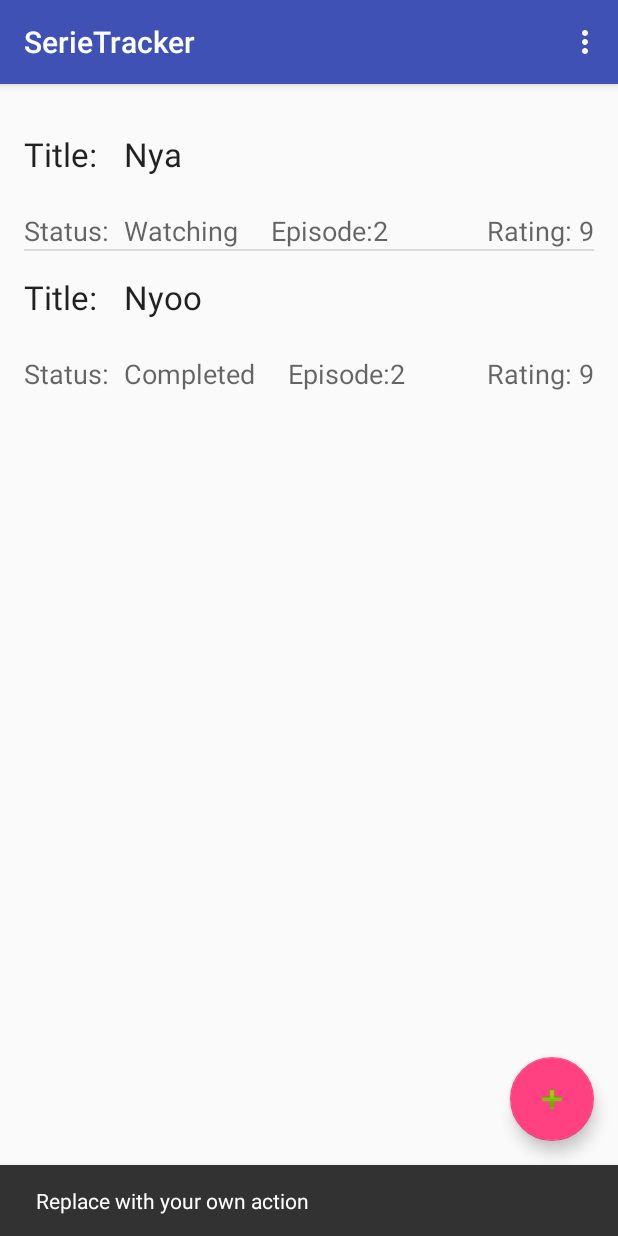
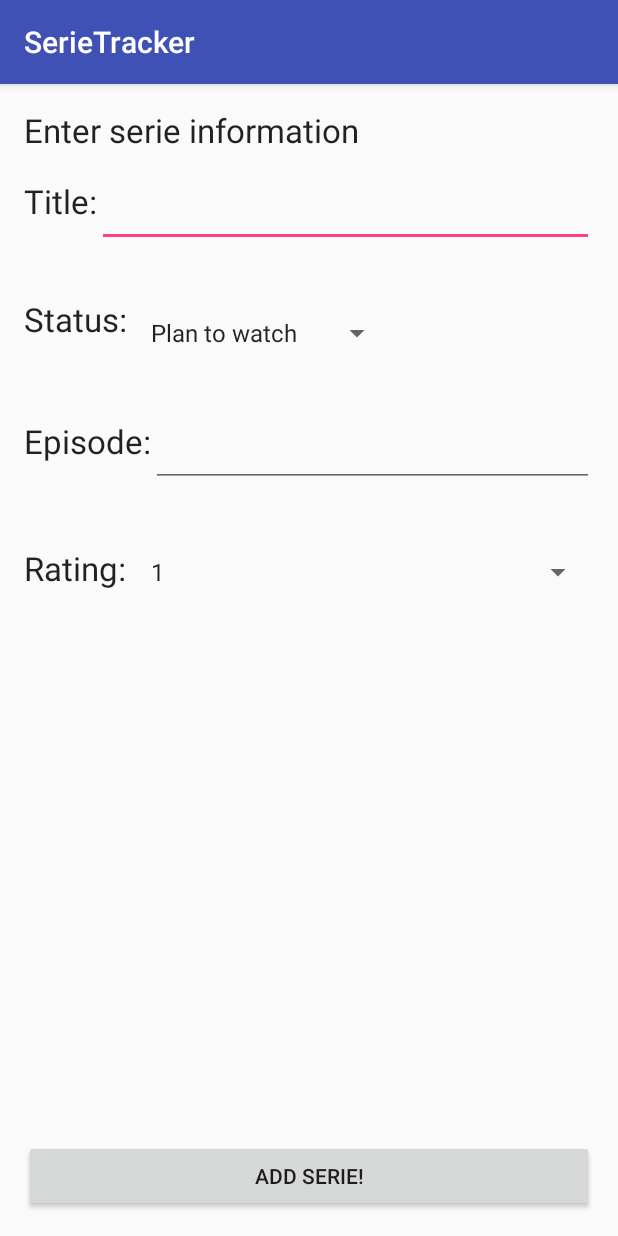
Before and after one commit to lisathe/MAD, an Android app: the screen it shows after launch (MainActivity before the commit, NewSerieActivity after it), after a tap on an icon or button, on a phone screen of 412 x 824 dp. Run offline under Robolectric (Android 15) with nearby library versions, the phone set to English and light mode, and no system bars.

Commit message:
Add new serie activity - Add layout - Add spinner items

```diff
--- a/SerieTracker/SerieTracker/app/src/main/AndroidManifest.xml
+++ b/SerieTracker/SerieTracker/app/src/main/AndroidManifest.xml
@@ -18,7 +18,8 @@
                 <category android:name="android.intent.category.LAUNCHER" />
             </intent-filter>
         </activity>
-        <activity android:name=".SerieDetailsActivity"></activity>
+        <activity android:name=".SerieDetailsActivity" />
+        <activity android:name=".NewSerieActivity"></activity>
     </application>
 
 </manifest>
--- a/SerieTracker/SerieTracker/app/src/main/java/com/example/lisa/serietracker/MainActivity.java
+++ b/SerieTracker/SerieTracker/app/src/main/java/com/example/lisa/serietracker/MainActivity.java
@@ -63,8 +63,8 @@ public class MainActivity extends AppCompatActivity {
         fab.setOnClickListener(new View.OnClickListener() {
             @Override
             public void onClick(View view) {
-                Snackbar.make(view, "Replace with your own action", Snackbar.LENGTH_LONG)
-                        .setAction("Action", null).show();
+               Intent intent = new Intent(MainActivity.this, NewSerieActivity.class);
+                startActivityForResult(intent, 1234);
             }
         });
     }
--- /dev/null
+++ b/SerieTracker/SerieTracker/app/src/main/java/com/example/lisa/serietracker/NewSerieActivity.java
@@ -0,0 +1,38 @@
+package com.example.lisa.serietracker;
+
+import android.support.v7.app.AppCompatActivity;
+import android.os.Bundle;
+import android.widget.ArrayAdapter;
+import android.widget.Button;
+import android.widget.EditText;
+import android.widget.Spinner;
+
+import java.lang.reflect.Array;
+
+public class NewSerieActivity extends AppCompatActivity {
+
+
+    private Spinner ratingSpinner, statusSpinner;
+
+    @Override
+    protected void onCreate(Bundle savedInstanceState) {
+        super.onCreate(savedInstanceState);
+        setContentView(R.layout.activity_new_serie);
+
+         ratingSpinner = (Spinner) findViewById(R.id.rating_spinner);
+         statusSpinner = (Spinner)findViewById(R.id.status_spinner);
+
+        // Create spinner items
+        String[] spinnerRatings = {"1", "2", "3", "4", "5", "6", "7", "8", "9", "10"};
+        String[] spinnerStatus = {"Plan to watch", "Watching", "Complete", "On hold", "Dropped"};
+
+        // Create spinner adapter
+        ArrayAdapter<String> rateSpinnerAdapter = new ArrayAdapter<String> (this, android.R.layout.simple_list_item_1,spinnerRatings);
+        ArrayAdapter<String> statusSpinnerAdapter = new ArrayAdapter<String> (this, android.R.layout.simple_list_item_1,spinnerStatus);
+
+        ratingSpinner.setAdapter(rateSpinnerAdapter);
+        statusSpinner.setAdapter(statusSpinnerAdapter);
+
+
+    }
+}
--- /dev/null
+++ b/SerieTracker/SerieTracker/app/src/main/res/layout/activity_new_serie.xml
@@ -0,0 +1,99 @@
+<?xml version="1.0" encoding="utf-8"?>
+<RelativeLayout xmlns:android="http://schemas.android.com/apk/res/android"
+    xmlns:tools="http://schemas.android.com/tools"
+    android:layout_width="match_parent"
+    android:layout_height="match_parent"
+    android:paddingBottom="@dimen/activity_vertical_margin"
+    android:paddingLeft="@dimen/activity_horizontal_margin"
+    android:paddingRight="@dimen/activity_horizontal_margin"
+    android:paddingTop="@dimen/activity_vertical_margin"
+    tools:context="com.example.lisa.serietracker.NewSerieActivity">
+
+    <TextView
+        android:layout_width="wrap_content"
+        android:layout_height="wrap_content"
+        android:textAppearance="?android:attr/textAppearanceLarge"
+        android:text="Enter serie information"
+        android:id="@+id/textView8"
+        android:layout_alignParentTop="true"
+        android:layout_alignParentStart="true" />
+
+    <TextView
+        android:layout_width="wrap_content"
+        android:layout_height="wrap_content"
+        android:textAppearance="?android:attr/textAppearanceLarge"
+        android:text="Title:"
+        android:id="@+id/textView9"
+        android:layout_marginTop="18dp"
+        android:layout_below="@+id/textView8"
+        android:layout_alignParentStart="true" />
+
+    <EditText
+        android:layout_width="fill_parent"
+        android:layout_height="wrap_content"
+        android:id="@+id/edit_title"
+        android:layout_alignTop="@+id/textView9"
+        android:layout_toEndOf="@+id/textView9" />
+
+    <TextView
+        android:layout_width="wrap_content"
+        android:layout_height="wrap_content"
+        android:textAppearance="?android:attr/textAppearanceLarge"
+        android:text="Status:"
+        android:id="@+id/textView10"
+        android:layout_below="@+id/edit_title"
+        android:layout_alignParentStart="true"
+        android:layout_marginTop="33dp" />
+
+    <Spinner
+        android:layout_width="wrap_content"
+        android:layout_height="wrap_content"
+        android:id="@+id/status_spinner"
+        android:layout_toEndOf="@+id/textView10"
+        android:layout_alignTop="@+id/textView10" />
+
+    <TextView
+        android:layout_width="wrap_content"
+        android:layout_height="wrap_content"
+        android:textAppearance="?android:attr/textAppearanceLarge"
+        android:text="Episode:"
+        android:id="@+id/textView11"
+        android:layout_marginTop="52dp"
+        android:layout_below="@+id/textView10"
+        android:layout_alignParentStart="true" />
+
+    <EditText
+        android:layout_width="fill_parent"
+        android:layout_height="wrap_content"
+        android:id="@+id/edit_ep"
+        android:layout_alignTop="@+id/textView11"
+        android:layout_alignParentEnd="true"
+        android:layout_toEndOf="@+id/textView11" />
+
+    <TextView
+        android:layout_width="wrap_content"
+        android:layout_height="wrap_content"
+        android:textAppearance="?android:attr/textAppearanceLarge"
+        android:text="Rating:"
+        android:id="@+id/textView12"
+        android:layout_below="@+id/edit_ep"
+        android:layout_alignParentStart="true"
+        android:layout_marginTop="39dp" />
+
+    <Spinner
+        android:layout_width="wrap_content"
+        android:layout_height="wrap_content"
+        android:id="@+id/rating_spinner"
+        android:layout_alignBaseline="@+id/textView12"
+        android:layout_alignBottom="@+id/textView12"
+        android:layout_alignParentEnd="true"
+        android:layout_alignStart="@+id/status_spinner" />
+
+    <Button
+        android:layout_width="match_parent"
+        android:layout_height="wrap_content"
+        android:text="Add serie!"
+        android:id="@+id/btn_add_serie"
+        android:layout_alignParentBottom="true"
+        android:layout_centerHorizontal="true" />
+</RelativeLayout>
```
